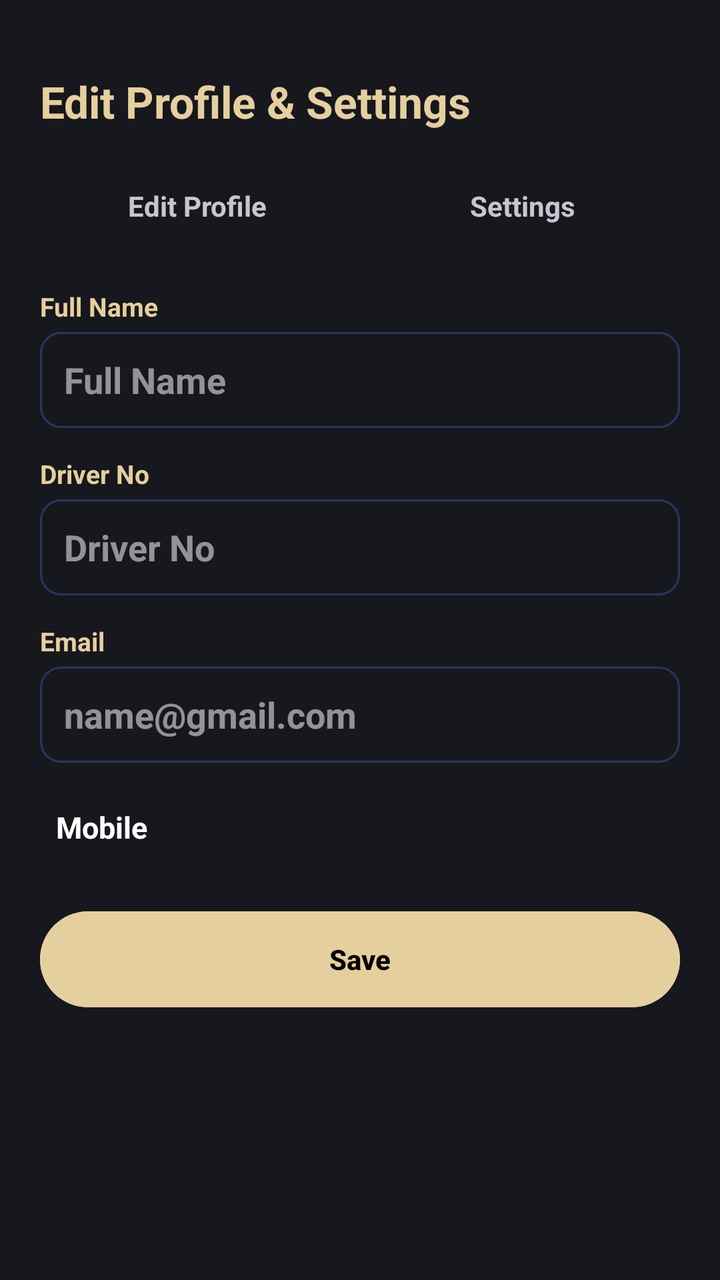
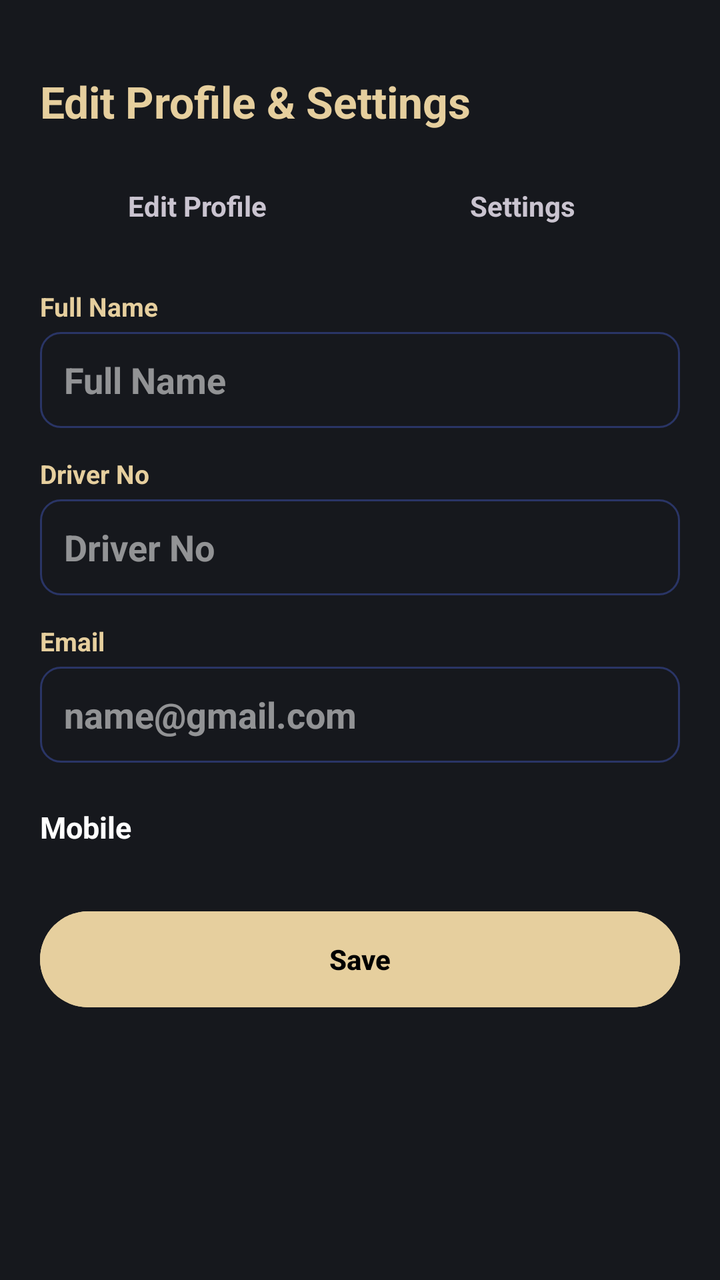

Before-and-after screenshots of an Android layout around one commit, followed by the original layout XML and the change that was made.
<!-- AndroidManifest.xml: activity theme Theme.TargetAchieve.Dark -->
<!-- res/layout/activity_profile_edit.xml -->
<?xml version="1.0" encoding="utf-8"?>
<ScrollView xmlns:android="http://schemas.android.com/apk/res/android"
    android:layout_width="match_parent"
    android:layout_height="match_parent"
    android:background="@color/ta_graphite"
    android:fillViewport="true">

    <LinearLayout
        android:layout_width="match_parent"
        android:layout_height="wrap_content"
        android:orientation="vertical"
        android:padding="20dp">

        <TextView
            android:layout_width="match_parent"
            android:layout_height="wrap_content"
            android:layout_marginTop="16dp"
            android:layout_marginBottom="16dp"
            android:text="Edit Profile &amp; Settings"
            android:textColor="@color/ta_champagne"
            android:textSize="22sp"
            android:textStyle="bold" />

        
        <LinearLayout
            android:layout_width="match_parent"
            android:layout_height="wrap_content"
            android:layout_marginBottom="20dp"
            android:orientation="horizontal">

            <TextView
                android:id="@+id/tabProfile"
                android:layout_width="0dp"
                android:layout_height="wrap_content"
                android:layout_weight="1"
                android:gravity="center"
                android:padding="12dp"
                android:text="Edit Profile"
                android:textStyle="bold" />

            <View
                android:layout_width="6dp"
                android:layout_height="1dp" />

            <TextView
                android:id="@+id/tabSettings"
                android:layout_width="0dp"
                android:layout_height="wrap_content"
                android:layout_weight="1"
                android:gravity="center"
                android:padding="12dp"
                android:text="Settings"
                android:textStyle="bold" />
        </LinearLayout>

        
        <LinearLayout
            android:id="@+id/sectionProfile"
            android:layout_width="match_parent"
            android:layout_height="wrap_content"
            android:orientation="vertical">

            <TextView
                android:layout_width="wrap_content"
                android:layout_height="wrap_content"
                android:layout_marginBottom="4dp"
                android:text="Full Name"
                android:textColor="@color/ta_champagne"
                android:textSize="13sp"
                android:textStyle="bold" />

            <EditText
                android:id="@+id/etEditName"
                android:layout_width="match_parent"
                android:layout_height="48dp"
                android:layout_marginBottom="14dp"
                android:background="@drawable/bg_edit_ta"
                android:hint="Full Name"
                android:inputType="textPersonName"
                android:paddingHorizontal="12dp"
                android:textColor="@color/ta_white"
                android:textColorHint="#88FFFFFF"
                android:textStyle="bold" />

            <TextView
                android:layout_width="wrap_content"
                android:layout_height="wrap_content"
                android:layout_marginBottom="4dp"
                android:text="Driver No"
                android:textColor="@color/ta_champagne"
                android:textSize="13sp"
                android:textStyle="bold" />

            <EditText
                android:id="@+id/etEditDriverId"
                android:layout_width="match_parent"
                android:layout_height="48dp"
                android:layout_marginBottom="14dp"
                android:background="@drawable/bg_edit_ta"
                android:hint="Driver No"
                android:inputType="text"
                android:paddingHorizontal="12dp"
                android:textColor="@color/ta_white"
                android:textColorHint="#88FFFFFF"
                android:textStyle="bold" />

            <TextView
                android:layout_width="wrap_content"
                android:layout_height="wrap_content"
                android:layout_marginBottom="4dp"
                android:text="Email"
                android:textColor="@color/ta_champagne"
                android:textSize="13sp"
                android:textStyle="bold" />

            <EditText
                android:id="@+id/etEditEmail"
                android:layout_width="match_parent"
                android:layout_height="48dp"
                android:layout_marginBottom="14dp"
                android:background="@drawable/bg_edit_ta"
                android:hint="name@gmail.com"
                android:inputType="textEmailAddress"
                android:paddingHorizontal="12dp"
                android:textColor="@color/ta_white"
                android:textColorHint="#88FFFFFF"
                android:textStyle="bold" />

            <TextView
                android:id="@+id/tvEditMobile"
                android:layout_width="match_parent"
                android:layout_height="wrap_content"
                android:layout_marginBottom="20dp"
                android:padding="8dp"
                android:text="Mobile"
                android:textColor="@color/ta_white"
                android:textSize="15sp"
                android:textStyle="bold" />

            <Button
                android:id="@+id/btnSaveProfile"
                android:layout_width="match_parent"
                android:layout_height="wrap_content"
                android:backgroundTint="@color/ta_champagne"
                android:minHeight="56dp"
                android:text="Save"
                android:textColor="#000000"
                android:textStyle="bold" />
        </LinearLayout>

        
        <LinearLayout
            android:id="@+id/sectionSettings"
            android:layout_width="match_parent"
            android:layout_height="wrap_content"
            android:orientation="vertical"
            android:visibility="gone">

            <TextView
                android:layout_width="wrap_content"
                android:layout_height="wrap_content"
                android:text="Calculation Rate"
                android:textColor="@color/ta_champagne"
                android:textSize="17sp"
                android:textStyle="bold" />

            <TextView
                android:id="@+id/tvRateTaxi"
                android:layout_width="wrap_content"
                android:layout_height="wrap_content"
                android:layout_marginTop="4dp"
                android:text="Rates for: -"
                android:textColor="@color/ta_white"
                android:textSize="13sp" />

            <RadioGroup
                android:id="@+id/rgRateMode"
                android:layout_width="match_parent"
                android:layout_height="wrap_content"
                android:layout_marginTop="8dp"
                android:layout_marginBottom="12dp"
                android:orientation="horizontal">

                <RadioButton
                    android:id="@+id/rbRateDefault"
                    android:layout_width="wrap_content"
                    android:layout_height="wrap_content"
                    android:checked="true"
                    android:text="Default"
                    android:textColor="@color/ta_white"
                    android:textStyle="bold" />

                <RadioButton
                    android:id="@+id/rbRateCustom"
                    android:layout_width="wrap_content"
                    android:layout_height="wrap_content"
                    android:layout_marginStart="24dp"
                    android:text="Customize"
                    android:textColor="@color/ta_white"
                    android:textStyle="bold" />
            </RadioGroup>

            
            <LinearLayout
                android:layout_width="match_parent"
                android:layout_height="wrap_content"
                android:layout_marginBottom="10dp"
                android:gravity="center_vertical"
                android:orientation="horizontal">

                <TextView
                    android:layout_width="0dp"
                    android:layout_height="wrap_content"
                    android:layout_weight="1.3"
                    android:text="Shift Trips Rate"
                    android:textColor="@color/ta_champagne"
                    android:textSize="14sp"
                    android:textStyle="bold" />

                <EditText
                    android:id="@+id/etRateNormal"
                    android:layout_width="0dp"
                    android:layout_height="44dp"
                    android:layout_weight="1"
                    android:background="@drawable/bg_edit_ta"
                    android:gravity="end|center_vertical"
                    android:inputType="numberDecimal"
                    android:paddingHorizontal="12dp"
                    android:textColor="@color/ta_white"
                    android:textStyle="bold" />
            </LinearLayout>

            
            <LinearLayout
                android:id="@+id/rowRateBooking"
                android:layout_width="match_parent"
                android:layout_height="wrap_content"
                android:layout_marginBottom="10dp"
                android:gravity="center_vertical"
                android:orientation="horizontal">

                <TextView
                    android:layout_width="0dp"
                    android:layout_height="wrap_content"
                    android:layout_weight="1.3"
                    android:text="Bookings Rate"
                    android:textColor="@color/ta_champagne"
                    android:textSize="14sp"
                    android:textStyle="bold" />

                <EditText
                    android:id="@+id/etRateBooking"
                    android:layout_width="0dp"
                    android:layout_height="44dp"
                    android:layout_weight="1"
                    android:background="@drawable/bg_edit_ta"
                    android:gravity="end|center_vertical"
                    android:inputType="numberDecimal"
                    android:paddingHorizontal="12dp"
                    android:textColor="@color/ta_white"
                    android:textStyle="bold" />
            </LinearLayout>

            
            <LinearLayout
                android:layout_width="match_parent"
                android:layout_height="wrap_content"
                android:layout_marginBottom="10dp"
                android:gravity="center_vertical"
                android:orientation="horizontal">

                <TextView
                    android:layout_width="0dp"
                    android:layout_height="wrap_content"
                    android:layout_weight="1.3"
                    android:text="KM Hired Rate (Each)"
                    android:textColor="@color/ta_champagne"
                    android:textSize="14sp"
                    android:textStyle="bold" />

                <EditText
                    android:id="@+id/etRateFuel"
                    android:layout_width="0dp"
                    android:layout_height="44dp"
                    android:layout_weight="1"
                    android:background="@drawable/bg_edit_ta"
                    android:gravity="end|center_vertical"
                    android:inputType="numberDecimal"
                    android:paddingHorizontal="12dp"
                    android:textColor="@color/ta_white"
                    android:textStyle="bold" />
            </LinearLayout>

            
            <LinearLayout
                android:layout_width="match_parent"
                android:layout_height="wrap_content"
                android:layout_marginBottom="10dp"
                android:gravity="center_vertical"
                android:orientation="horizontal">

                <TextView
                    android:layout_width="0dp"
                    android:layout_height="wrap_content"
                    android:layout_weight="1.3"
                    android:text="Airport Trips Rate"
                    android:textColor="@color/ta_champagne"
                    android:textSize="14sp"
                    android:textStyle="bold" />

                <EditText
                    android:id="@+id/etRateAirport"
                    android:layout_width="0dp"
                    android:layout_height="44dp"
                    android:layout_weight="1"
                    android:background="@drawable/bg_edit_ta"
                    android:gravity="end|center_vertical"
                    android:inputType="numberDecimal"
                    android:paddingHorizontal="12dp"
                    android:textColor="@color/ta_white"
                    android:textStyle="bold" />
            </LinearLayout>

            <TextView
                android:id="@+id/tvRateNote"
                android:layout_width="match_parent"
                android:layout_height="wrap_content"
                android:layout_marginBottom="14dp"
                android:text="Default = company rates. These values cannot be edited."
                android:textColor="#CFD3E6"
                android:textSize="12sp" />

            <Button
                android:id="@+id/btnSaveRates"
                android:layout_width="match_parent"
                android:layout_height="wrap_content"
                android:backgroundTint="@color/ta_champagne"
                android:minHeight="52dp"
                android:text="Use Default Rates"
                android:textColor="#000000"
                android:textStyle="bold" />

            <View
                android:layout_width="match_parent"
                android:layout_height="1dp"
                android:layout_marginTop="22dp"
                android:layout_marginBottom="14dp"
                android:background="@color/ta_inky_border" />

            <TextView
                android:id="@+id/btnViewSlabSettings"
                android:layout_width="match_parent"
                android:layout_height="wrap_content"
                android:padding="10dp"
                android:text="📊 View Salary Slab"
                android:textColor="@color/ta_white"
                android:textSize="15sp"
                android:textStyle="bold" />
        </LinearLayout>

    </LinearLayout>
</ScrollView>
<!-- resources referenced by this layout -->
<resources>
  <color name="ta_champagne">#E6CF9E</color>
  <color name="ta_graphite">#16181D</color>
  <color name="ta_inky_border">#2A3566</color>
  <color name="ta_white">#FFFFFF</color>
  <!-- drawable bg_edit_ta (drawable) -->
  <?xml version="1.0" encoding="utf-8"?>
  <shape xmlns:android="http://schemas.android.com/apk/res/android" android:shape="rectangle">
      <solid android:color="@color/ta_graphite" />
      <corners android:radius="10dp" />
      <stroke android:width="1dp" android:color="@color/ta_inky_border" />
  </shape>
  <style name="Theme.TargetAchieve.Dark" parent="Theme.Material3.Dark.NoActionBar">
          <item name="colorPrimary">@color/ta_champagne</item>
          <item name="colorOnPrimary">@color/ta_graphite</item>
          <item name="colorSurface">@color/ta_inky_blue</item>
          <item name="colorOnSurface">@color/ta_white</item>
          <item name="android:colorBackground">@color/ta_graphite</item>
          <item name="android:windowBackground">@color/ta_graphite</item>
          <item name="android:statusBarColor">@color/ta_graphite</item>
          <item name="android:navigationBarColor">@color/ta_graphite</item>
          <item name="android:textColorPrimary">@color/ta_white</item>
          <item name="android:textColorSecondary">#CCFFFFFF</item>
      </style>
  <color name="ta_inky_blue">#141B3D</color>
</resources>

<!-- the commit's change to res/layout/activity_profile_edit.xml (unified diff, before → after) -->
@@ -131,7 +131,8 @@
                 android:layout_width="match_parent"
                 android:layout_height="wrap_content"
                 android:layout_marginBottom="20dp"
-                android:padding="8dp"
+                android:paddingTop="8dp"
+                android:paddingBottom="8dp"
                 android:text="Mobile"
                 android:textColor="@color/ta_white"
                 android:textSize="15sp"
@@ -212,7 +213,7 @@
                     android:layout_width="0dp"
                     android:layout_height="wrap_content"
                     android:layout_weight="1.3"
-                    android:text="Shift Trips Rate"
+                    android:text="Normal Trips Rate"
                     android:textColor="@color/ta_champagne"
                     android:textSize="14sp"
                     android:textStyle="bold" />
